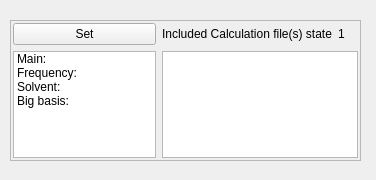
Qt form src/main/python/UIs/AnalyseWindow.ui (isaksengeir/REACT) before a commit.
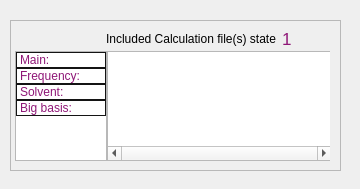
The same form after that commit. Icons and pictures are not drawn.

```diff
--- a/src/main/python/UIs/AnalyseWindow.ui
+++ b/src/main/python/UIs/AnalyseWindow.ui
@@ -6,59 +6,161 @@
    <rect>
     <x>0</x>
     <y>0</y>
-    <width>376</width>
-    <height>180</height>
+    <width>360</width>
+    <height>189</height>
    </rect>
   </property>
   <property name="windowTitle">
    <string>MainWindow</string>
   </property>
+  <property name="iconSize">
+   <size>
+    <width>24</width>
+    <height>24</height>
+   </size>
+  </property>
   <widget class="QWidget" name="centralwidget">
    <widget class="QFrame" name="frame">
     <property name="geometry">
      <rect>
       <x>10</x>
       <y>20</y>
-      <width>351</width>
-      <height>141</height>
+      <width>331</width>
+      <height>151</height>
      </rect>
     </property>
+    <property name="styleSheet">
+     <string notr="true">QListWidget{
+
+
+}
+QPushButton {
+	background-color: rgb(143, 23, 119);
+  	color: white;
+
+}
+
+QPushButton:hover
+{
+   	background-color:rgb(143, 23, 119);
+
+	border-style: outset;
+	border-width: 0px;
+	border-radius:10px;
+
+	
+	/*border-color: rgb(12, 103, 213);*/
+}
+QPushButton:pressed
+{
+   	/*background-color:rgb(17, 145, 255);
+	color: black*/
+	background-color: rgb(42, 42, 42);
+}</string>
+    </property>
     <property name="frameShape">
      <enum>QFrame::StyledPanel</enum>
     </property>
     <property name="frameShadow">
      <enum>QFrame::Raised</enum>
     </property>
-    <layout class="QVBoxLayout" name="verticalLayout">
-     <property name="leftMargin">
-      <number>2</number>
+    <widget class="QWidget" name="">
+     <property name="geometry">
+      <rect>
+       <x>20</x>
+       <y>5</y>
+       <width>64</width>
+       <height>26</height>
+      </rect>
      </property>
-     <property name="topMargin">
-      <number>2</number>
-     </property>
-     <property name="rightMargin">
-      <number>2</number>
-     </property>
-     <property name="bottomMargin">
-      <number>2</number>
-     </property>
-     <item>
       <layout class="QGridLayout" name="gridLayout">
        <item row="0" column="0">
         <widget class="QPushButton" name="button_set_file">
+        <property name="minimumSize">
+         <size>
+          <width>24</width>
+          <height>24</height>
+         </size>
+        </property>
+        <property name="maximumSize">
+         <size>
+          <width>24</width>
+          <height>24</height>
+         </size>
+        </property>
          <property name="text">
-          <string>Set</string>
+         <string/>
+        </property>
+        <property name="icon">
+         <iconset resource="icons.qrc">
+          <normaloff>:/24x24/resources/icons/arrow-plus.png</normaloff>:/24x24/resources/icons/arrow-plus.png</iconset>
+        </property>
+        <property name="iconSize">
+         <size>
+          <width>24</width>
+          <height>24</height>
+         </size>
+        </property>
+        <property name="flat">
+         <bool>true</bool>
          </property>
         </widget>
        </item>
        <item row="0" column="1">
+       <widget class="QPushButton" name="button_remove_file">
+        <property name="minimumSize">
+         <size>
+          <width>24</width>
+          <height>24</height>
+         </size>
+        </property>
+        <property name="maximumSize">
+         <size>
+          <width>24</width>
+          <height>24</height>
+         </size>
+        </property>
+        <property name="text">
+         <string/>
+        </property>
+        <property name="icon">
+         <iconset resource="icons.qrc">
+          <normaloff>:/24x24/resources/icons/arrow-minus.png</normaloff>:/24x24/resources/icons/arrow-minus.png</iconset>
+        </property>
+        <property name="iconSize">
+         <size>
+          <width>24</width>
+          <height>24</height>
+         </size>
+        </property>
+        <property name="shortcut">
+         <string>Ctrl+S</string>
+        </property>
+        <property name="flat">
+         <bool>true</bool>
+        </property>
+       </widget>
+      </item>
+     </layout>
+    </widget>
+    <widget class="QWidget" name="">
+     <property name="geometry">
+      <rect>
+       <x>96</x>
+       <y>10</y>
+       <width>226</width>
+       <height>18</height>
+      </rect>
+     </property>
+     <layout class="QGridLayout" name="gridLayout_2">
+      <item row="0" column="0">
         <widget class="QLabel" name="label">
          <property name="text">
           <string>Included Calculation file(s) state</string>
          </property>
         </widget>
        </item>
-       <item row="0" column="2">
+      <item row="0" column="1">
         <widget class="QLabel" name="label_state">
          <property name="minimumSize">
           <size>
@@ -66,16 +168,96 @@
            <height>0</height>
           </size>
          </property>
+        <property name="font">
+         <font>
+          <pointsize>13</pointsize>
+         </font>
+        </property>
          <property name="layoutDirection">
           <enum>Qt::LeftToRight</enum>
          </property>
+        <property name="styleSheet">
+         <string notr="true">color:rgb(143, 23, 119)</string>
+        </property>
          <property name="text">
           <string>1</string>
          </property>
         </widget>
        </item>
-       <item row="1" column="0">
+     </layout>
+    </widget>
+    <widget class="QSplitter" name="splitter">
+     <property name="geometry">
+      <rect>
+       <x>5</x>
+       <y>31</y>
+       <width>315</width>
+       <height>110</height>
+      </rect>
+     </property>
+     <property name="minimumSize">
+      <size>
+       <width>0</width>
+       <height>110</height>
+      </size>
+     </property>
+     <property name="styleSheet">
+      <string notr="true">QSplitter {
+border: None;
+}</string>
+     </property>
+     <property name="lineWidth">
+      <number>0</number>
+     </property>
+     <property name="orientation">
+      <enum>Qt::Horizontal</enum>
+     </property>
+     <property name="handleWidth">
+      <number>0</number>
+     </property>
         <widget class="QListWidget" name="calctype">
+      <property name="minimumSize">
+       <size>
+        <width>92</width>
+        <height>110</height>
+       </size>
+      </property>
+      <property name="maximumSize">
+       <size>
+        <width>92</width>
+        <height>110</height>
+       </size>
+      </property>
+      <property name="styleSheet">
+       <string notr="true">QListWidget {
+color: rgb(143, 23, 119);
+
+}
+
+QListWidget::item:hover{
+/*background-color: rgb(143,23,119);*/
+border: 1px solid rgb(143, 23, 119);
+border-style: outset;
+background-color: rgb(40,40,40);
+padding-left:5px;
+padding-right:-10px;
+
+}
+
+QListWidget::item:selected{
+color: rgb(20,20,20);
+background-color:rgb(98, 114, 164);
+padding-left:10px;
+padding-right:-10px;
+
+}
+
+QListWidget::item{
+border: 1px solid rgb(20,20,20);
+padding-right:-10px;
+}
+</string>
+      </property>
          <property name="verticalScrollBarPolicy">
           <enum>Qt::ScrollBarAlwaysOff</enum>
          </property>
@@ -103,16 +285,55 @@
           </property>
          </item>
         </widget>
-       </item>
-       <item row="1" column="1" colspan="2">
-        <widget class="QListWidget" name="calc_files"/>
-       </item>
-      </layout>
-     </item>
-    </layout>
+     <widget class="QListWidget" name="calc_files">
+      <property name="minimumSize">
+       <size>
+        <width>225</width>
+        <height>110</height>
+       </size>
+      </property>
+      <property name="maximumSize">
+       <size>
+        <width>225</width>
+        <height>110</height>
+       </size>
+      </property>
+      <property name="styleSheet">
+       <string notr="true">QListWidget {
+color: rgb(220,220,220);
+}
+QListWidget::item:hover{
+/*background-color: rgb(143,23,119);*/
+
+background-color: None;
+
+
+}
+
+QListWidget::item{
+border: 1px solid rgb(20,20,20);
+}
+</string>
+      </property>
+      <property name="verticalScrollBarPolicy">
+       <enum>Qt::ScrollBarAsNeeded</enum>
+      </property>
+      <property name="horizontalScrollBarPolicy">
+       <enum>Qt::ScrollBarAlwaysOn</enum>
+      </property>
+      <property name="sizeAdjustPolicy">
+       <enum>QAbstractScrollArea::AdjustToContents</enum>
+      </property>
+      <property name="selectionMode">
+       <enum>QAbstractItemView::NoSelection</enum>
+      </property>
    </widget>
   </widget>
  </widget>
- <resources/>
+  </widget>
+ </widget>
+ <resources>
+  <include location="icons.qrc"/>
+ </resources>
  <connections/>
 </ui>
```
Lines whose indentation alone changed are shown as unchanged.
